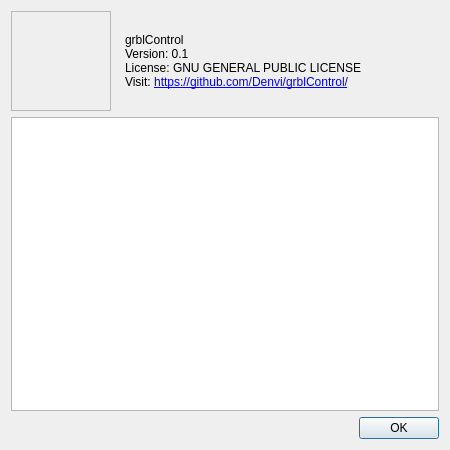
Qt form frmabout.ui (Denvi/Candle) before a commit.
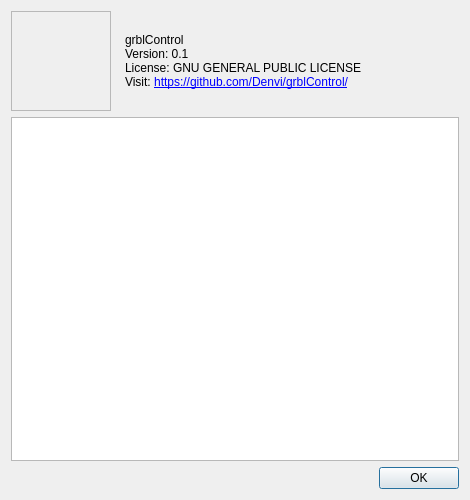
The same form after that commit. Icons and pictures are not drawn.

```diff
--- a/frmabout.ui
+++ b/frmabout.ui
@@ -6,8 +6,8 @@
    <rect>
     <x>0</x>
     <y>0</y>
-    <width>450</width>
-    <height>450</height>
+    <width>470</width>
+    <height>500</height>
    </rect>
   </property>
   <property name="windowTitle">
@@ -65,6 +65,11 @@
    </item>
    <item>
     <widget class="QPlainTextEdit" name="txtLicense">
+     <property name="font">
+      <font>
+       <pointsize>9</pointsize>
+      </font>
+     </property>
      <property name="readOnly">
       <bool>true</bool>
      </property>
```
